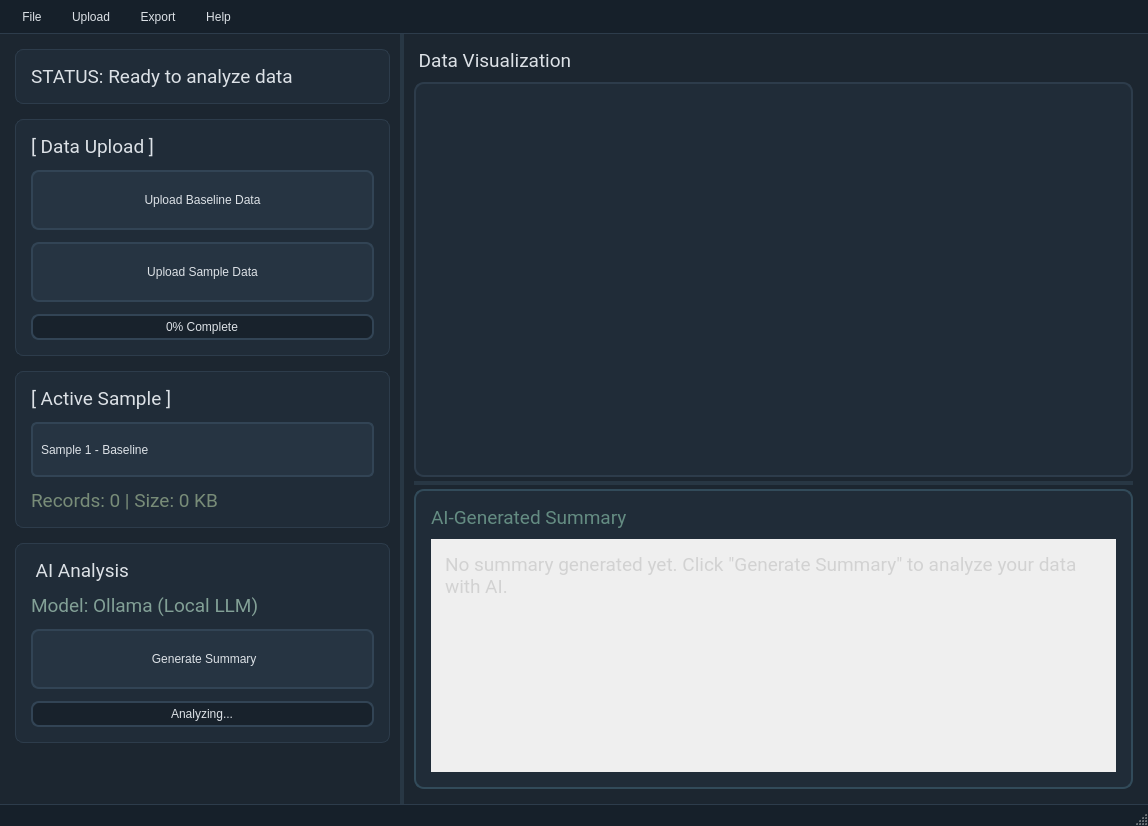
Old version of the form Analyzer_main.ui in the repository JinLeeGG/YCP_Grease_Analyzer.
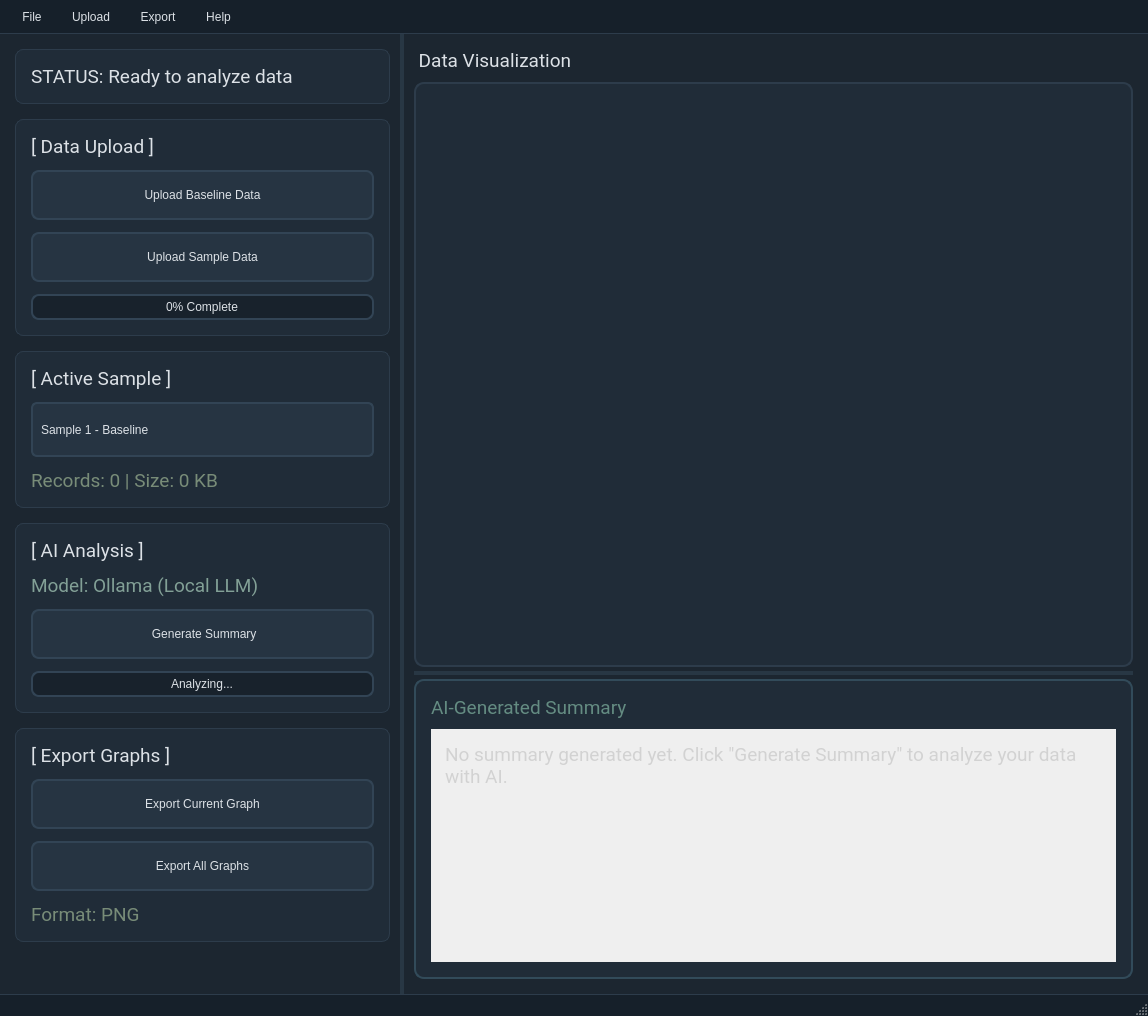
New version of the form. Icons and pictures are not drawn.

Commit message: export sidebar added

Diff of the .ui file:
```diff
--- a/Analyzer_main.ui
+++ b/Analyzer_main.ui
@@ -7,7 +7,7 @@
     <x>0</x>
     <y>0</y>
     <width>1148</width>
-    <height>826</height>
+    <height>1016</height>
    </rect>
   </property>
   <property name="windowTitle">
@@ -35,7 +35,7 @@
     color: rgb(220, 225, 230);
     font: 13pt &quot;Roboto&quot;;
     padding: 8px;
-    min-height: 40px;
+    min-height: 30px;
 }
 
 QPushButton:hover {
@@ -320,6 +320,12 @@
            </item>
            <item>
             <widget class="QPushButton" name="btn_save">
+             <property name="minimumSize">
+              <size>
+               <width>0</width>
+               <height>30</height>
+              </size>
+             </property>
              <property name="text">
               <string>Upload Baseline Data</string>
              </property>
@@ -333,6 +339,12 @@
            </item>
            <item>
             <widget class="QPushButton" name="btn_current_filter">
+             <property name="minimumSize">
+              <size>
+               <width>0</width>
+               <height>30</height>
+              </size>
+             </property>
              <property name="text">
               <string>Upload Sample Data</string>
              </property>
@@ -486,7 +498,7 @@
               </font>
              </property>
              <property name="text">
-              <string> AI Analysis</string>
+              <string>[ AI Analysis ]</string>
              </property>
             </widget>
            </item>
@@ -510,6 +522,12 @@
            </item>
            <item>
             <widget class="QPushButton" name="btn_invert">
+             <property name="minimumSize">
+              <size>
+               <width>0</width>
+               <height>30</height>
+              </size>
+             </property>
              <property name="text">
               <string> Generate Summary</string>
              </property>
@@ -540,6 +558,98 @@
           </layout>
          </widget>
         </item>
+        <item>
+         <widget class="QFrame" name="exportFrame">
+          <property name="styleSheet">
+           <string notr="true">
+#exportFrame {
+    background: rgb(32, 44, 56);
+    border: 1px solid rgb(45, 60, 75);
+    border-radius: 8px;
+}
+           </string>
+          </property>
+          <property name="frameShape">
+           <enum>QFrame::StyledPanel</enum>
+          </property>
+          <layout class="QVBoxLayout" name="exportLayout">
+           <property name="spacing">
+            <number>12</number>
+           </property>
+           <property name="leftMargin">
+            <number>15</number>
+           </property>
+           <property name="topMargin">
+            <number>15</number>
+           </property>
+           <property name="rightMargin">
+            <number>15</number>
+           </property>
+           <property name="bottomMargin">
+            <number>15</number>
+           </property>
+           <item>
+            <widget class="QLabel" name="exportLabel">
+             <property name="font">
+              <font>
+               <family>Roboto</family>
+               <pointsize>14</pointsize>
+               <italic>false</italic>
+               <bold>false</bold>
+              </font>
+             </property>
+             <property name="text">
+              <string>[ Export Graphs ]</string>
+             </property>
+            </widget>
+           </item>
+           <item>
+            <widget class="QPushButton" name="btn_export_current">
+             <property name="minimumSize">
+              <size>
+               <width>0</width>
+               <height>30</height>
+              </size>
+             </property>
+             <property name="text">
+              <string>Export Current Graph</string>
+             </property>
+            </widget>
+           </item>
+           <item>
+            <widget class="QPushButton" name="btn_export_all">
+             <property name="minimumSize">
+              <size>
+               <width>0</width>
+               <height>30</height>
+              </size>
+             </property>
+             <property name="text">
+              <string>Export All Graphs</string>
+             </property>
+            </widget>
+           </item>
+           <item>
+            <widget class="QLabel" name="exportInfo">
+             <property name="font">
+              <font>
+               <family>Roboto</family>
+               <pointsize>14</pointsize>
+               <italic>false</italic>
+               <bold>false</bold>
+              </font>
+             </property>
+             <property name="styleSheet">
+              <string notr="true">color: rgb(120, 140, 120);</string>
+             </property>
+             <property name="text">
+              <string>Format: PNG</string>
+             </property>
+            </widget>
+           </item>
+          </layout>
+         </widget>
+        </item>
         <item>
          <spacer name="verticalSpacer">
           <property name="orientation">
@@ -793,7 +903,7 @@
                <rect>
                 <x>0</x>
                 <y>0</y>
-                <width>635</width>
+                 <width>685</width>
                 <height>234</height>
                </rect>
               </property>
```
Lines whose indentation alone changed are shown as unchanged.
